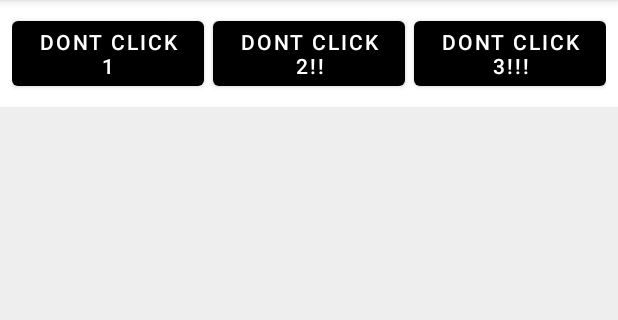
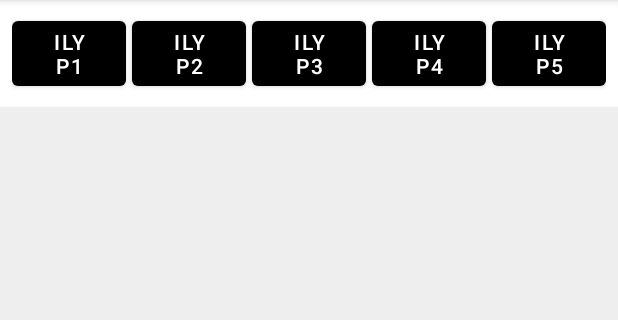
Before and after one commit to yukki112/Fragment, an Android app: the screen it shows after launch (MainActivity), on a phone screen of 412 x 824 dp, the part 84-404 px from its top. Run offline under Robolectric (Android 15) with nearby library versions, the phone set to English and light mode, and no system bars.

Commit message:
added 2 more button

```diff
--- a/app/src/main/AndroidManifest.xml
+++ b/app/src/main/AndroidManifest.xml
@@ -9,6 +9,12 @@
         android:roundIcon="@mipmap/ic_launcher_round"
         android:supportsRtl="true"
         android:theme="@style/Theme.MyApplication">
+        <activity
+            android:name=".PageFiveFragment"
+            android:exported="false" />
+        <activity
+            android:name=".PageFourFragment"
+            android:exported="false" />
         <activity
             android:name=".PageThreeFragment"
             android:exported="false" />
--- a/app/src/main/java/com/example/myapplication/MainActivity.java
+++ b/app/src/main/java/com/example/myapplication/MainActivity.java
@@ -8,7 +8,7 @@ import androidx.fragment.app.Fragment;
 
 public class MainActivity extends AppCompatActivity {
 
-    Button btnPage1, btnPage2, btnPage3;
+    Button btnPage1, btnPage2, btnPage3, btnPage4, btnPage5;
 
     @Override
     protected void onCreate(Bundle savedInstanceState) {
@@ -18,6 +18,8 @@ public class MainActivity extends AppCompatActivity {
         btnPage1 = findViewById(R.id.btnPage1);
         btnPage2 = findViewById(R.id.btnPage2);
         btnPage3 = findViewById(R.id.btnPage3);
+        btnPage4 = findViewById(R.id.btnPage4);
+        btnPage5 = findViewById(R.id.btnPage5);
 
         btnPage1.setOnClickListener(v -> {
             getSupportFragmentManager().beginTransaction()
@@ -39,5 +41,19 @@ public class MainActivity extends AppCompatActivity {
                     .commit();
             Toast.makeText(this, "Page 3", Toast.LENGTH_SHORT).show();
         });
+
+        btnPage4.setOnClickListener(v -> {
+            getSupportFragmentManager().beginTransaction()
+                    .replace(R.id.fragmentContainer, new PageFourFragment())
+                    .commit();
+            Toast.makeText(this, "Page 4", Toast.LENGTH_SHORT).show();
+        });
+
+        btnPage5.setOnClickListener(v -> {
+            getSupportFragmentManager().beginTransaction()
+                    .replace(R.id.fragmentContainer, new PageFiveFragment())
+                    .commit();
+            Toast.makeText(this, "Page 5", Toast.LENGTH_SHORT).show();
+        });
     }
 }
--- a/app/src/main/res/layout/activity_main.xml
+++ b/app/src/main/res/layout/activity_main.xml
@@ -18,8 +18,8 @@
             android:layout_width="0dp"
             android:layout_height="wrap_content"
             android:layout_weight="1"
-            android:layout_marginEnd="4dp"
-            android:text="Dont Click 1" />
+            android:layout_marginEnd="2dp"
+            android:text="ILY P1" />
 
         <Button
             android:id="@+id/btnPage2"
@@ -28,17 +28,34 @@
             android:layout_weight="1"
             android:layout_marginStart="2dp"
             android:layout_marginEnd="2dp"
-            android:text="Dont Click 2!!" />
+            android:text="ILY P2" />
 
         <Button
             android:id="@+id/btnPage3"
             android:layout_width="0dp"
             android:layout_height="wrap_content"
             android:layout_weight="1"
-            android:layout_marginStart="4dp"
-            android:text="Dont Click 3!!!" />
+            android:layout_marginStart="2dp"
+            android:layout_marginEnd="2dp"
+            android:text="ILY P3" />
+
+        <Button
+            android:id="@+id/btnPage4"
+            android:layout_width="0dp"
+            android:layout_height="wrap_content"
+            android:layout_weight="1"
+            android:layout_marginStart="2dp"
+            android:layout_marginEnd="2dp"
+            android:text="ILY P4" />
+
+        <Button
+            android:id="@+id/btnPage5"
+            android:layout_width="0dp"
+            android:layout_height="wrap_content"
+            android:layout_weight="1"
+            android:layout_marginStart="2dp"
+            android:text="ILY P5" />
     </LinearLayout>
-
 
     <FrameLayout
         android:id="@+id/fragmentContainer"
--- a/app/src/main/res/layout/page_one_fragment.xml
+++ b/app/src/main/res/layout/page_one_fragment.xml
@@ -3,13 +3,13 @@
     android:layout_width="match_parent"
     android:layout_height="match_parent"
     android:gravity="center"
-    android:background="#333333"
+    android:background="#FFD1DC "
     android:orientation="vertical">
 
     <ImageView
         android:id="@+id/imageView"
-        android:layout_width="100dp"
-        android:layout_height="100dp"
+        android:layout_width="200dp"
+        android:layout_height="200dp"
         android:src="@drawable/danipaku"
     android:layout_marginBottom="16dp" />
 
--- a/app/src/main/res/layout/page_two_fragment.xml
+++ b/app/src/main/res/layout/page_two_fragment.xml
@@ -3,13 +3,13 @@
     android:layout_width="match_parent"
     android:layout_height="match_parent"
     android:gravity="center"
-    android:background="#777777"
+    android:background="#FFB7D5  "
     android:orientation="vertical">
 
     <ImageView
         android:id="@+id/imageView"
-        android:layout_width="100dp"
-        android:layout_height="100dp"
+        android:layout_width="200dp"
+        android:layout_height="200dp"
         android:src="@drawable/shades"
         android:layout_marginBottom="16dp" />
 <TextView
```
Also changed, not shown: app/src/main/java/com/example/myapplication/PageFiveFragment.java (added, +16 -0 lines), app/src/main/java/com/example/myapplication/PageFourFragment.java (added, +16 -0 lines), app/src/main/res/layout/page_five_fragment.xml (added, +21 -0 lines), app/src/main/res/layout/page_four_fragment.xml (added, +21 -0 lines), app/src/main/res/drawable/minhi.jpg (added), app/src/main/res/drawable/pinji.jpg (added).
